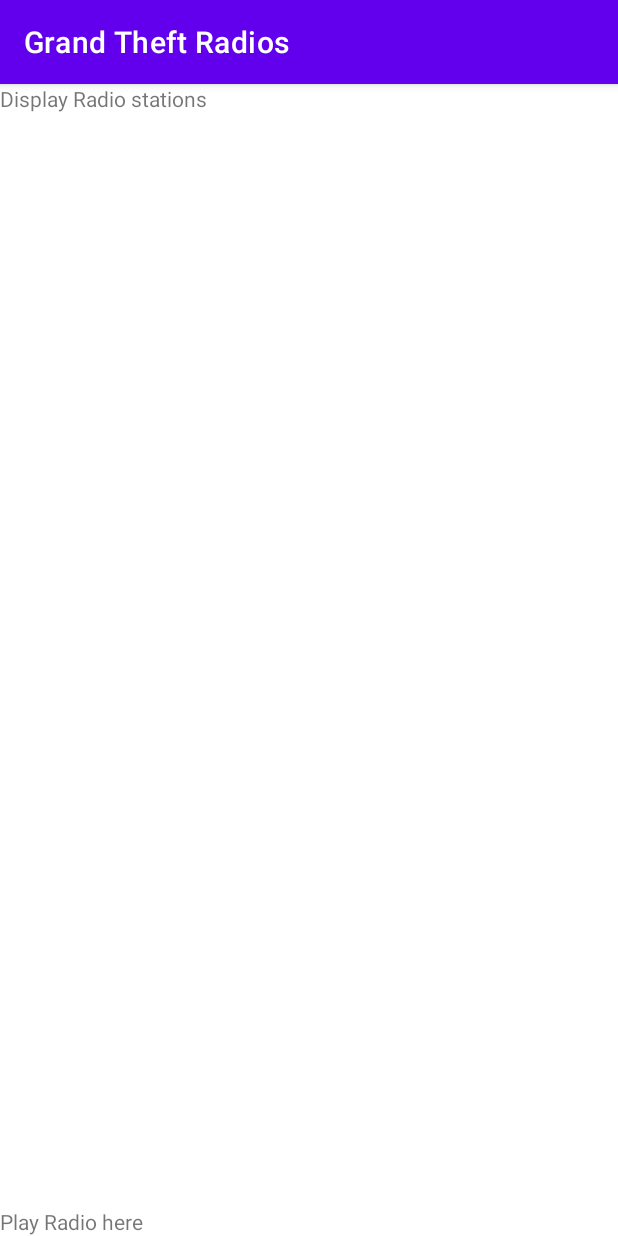
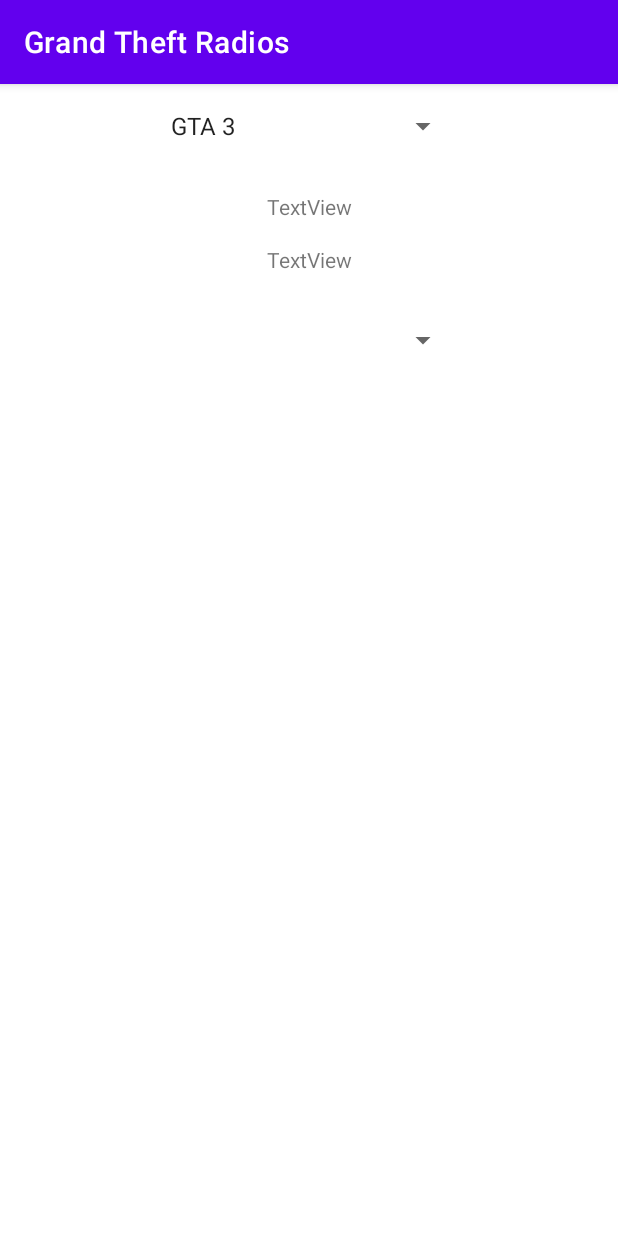
Before and after one commit to Halsey77/Grand-Theft-Radios, an Android app: the screen it shows after launch (MainActivity), on a phone screen of 412 x 824 dp. Run offline under Robolectric (Android 15) with nearby library versions, the phone set to English and light mode, and no system bars.

Commit message:
set game spinner

```diff
--- a/app/src/main/AndroidManifest.xml
+++ b/app/src/main/AndroidManifest.xml
@@ -16,7 +16,6 @@
                 android:exported="true">
             <intent-filter>
                 <action android:name="android.intent.action.MAIN"/>
-
                 <category android:name="android.intent.category.LAUNCHER"/>
             </intent-filter>
         </activity>
--- a/app/src/main/java/com/halsey/grandtheftradios/MainActivity.kt
+++ b/app/src/main/java/com/halsey/grandtheftradios/MainActivity.kt
@@ -2,10 +2,36 @@ package com.halsey.grandtheftradios
 
 import androidx.appcompat.app.AppCompatActivity
 import android.os.Bundle
+import android.widget.ArrayAdapter
+import android.widget.Spinner
+import android.widget.TextView
 
 class MainActivity : AppCompatActivity() {
+
+    private lateinit var gameSpinner: Spinner
+    private lateinit var stationSpinner: Spinner
+    private lateinit var gameText: TextView
+    private lateinit var stationText: TextView
+
     override fun onCreate(savedInstanceState: Bundle?) {
         super.onCreate(savedInstanceState)
         setContentView(R.layout.activity_main)
+        initialize()
+    }
+
+    private fun initialize() {
+        setGameSpinner()
+    }
+
+    private fun setGameSpinner() {
+        gameSpinner = findViewById(R.id.gameSpinner)
+        ArrayAdapter.createFromResource(
+            this,
+            R.array.gta_games,
+            android.R.layout.simple_spinner_item
+        ).also { adapter ->
+            adapter.setDropDownViewResource(android.R.layout.simple_spinner_dropdown_item)
+            gameSpinner.adapter = adapter
+        }
     }
 }
--- a/app/src/main/java/com/halsey/grandtheftradios/fragments/PlayRadioFragment.kt
+++ /dev/null
@@ -1,60 +0,0 @@
-package com.halsey.grandtheftradios.fragments
-
-import android.os.Bundle
-import androidx.fragment.app.Fragment
-import android.view.LayoutInflater
-import android.view.View
-import android.view.ViewGroup
-import com.halsey.grandtheftradios.R
-
-// TODO: Rename parameter arguments, choose names that match
-// the fragment initialization parameters, e.g. ARG_ITEM_NUMBER
-private const val ARG_PARAM1 = "param1"
-private const val ARG_PARAM2 = "param2"
-
-/**
- * A simple [Fragment] subclass.
- * Use the [PlayRadioFragment.newInstance] factory method to
- * create an instance of this fragment.
- */
-class PlayRadioFragment : Fragment() {
-    // TODO: Rename and change types of parameters
-    private var param1: String? = null
-    private var param2: String? = null
-
-    override fun onCreate(savedInstanceState: Bundle?) {
-        super.onCreate(savedInstanceState)
-        arguments?.let {
-            param1 = it.getString(ARG_PARAM1)
-            param2 = it.getString(ARG_PARAM2)
-        }
-    }
-
-    override fun onCreateView(
-        inflater: LayoutInflater, container: ViewGroup?,
-        savedInstanceState: Bundle?
-    ): View? {
-        // Inflate the layout for this fragment
-        return inflater.inflate(R.layout.fragment_play_radio, container, false)
-    }
-
-    companion object {
-        /**
-         * Use this factory method to create a new instance of
-         * this fragment using the provided parameters.
-         *
-         * @param param1 Parameter 1.
-         * @param param2 Parameter 2.
-         * @return A new instance of fragment PlayRadioFragment.
-         */
-        // TODO: Rename and change types and number of parameters
-        @JvmStatic
-        fun newInstance(param1: String, param2: String) =
-            PlayRadioFragment().apply {
-                arguments = Bundle().apply {
-                    putString(ARG_PARAM1, param1)
-                    putString(ARG_PARAM2, param2)
-                }
-            }
-    }
-}
--- a/app/src/main/java/com/halsey/grandtheftradios/fragments/RadiosDisplayFragment.kt
+++ /dev/null
@@ -1,60 +0,0 @@
-package com.halsey.grandtheftradios.fragments
-
-import android.os.Bundle
-import androidx.fragment.app.Fragment
-import android.view.LayoutInflater
-import android.view.View
-import android.view.ViewGroup
-import com.halsey.grandtheftradios.R
-
-// TODO: Rename parameter arguments, choose names that match
-// the fragment initialization parameters, e.g. ARG_ITEM_NUMBER
-private const val ARG_PARAM1 = "param1"
-private const val ARG_PARAM2 = "param2"
-
-/**
- * A simple [Fragment] subclass.
- * Use the [RadiosDisplayFragment.newInstance] factory method to
- * create an instance of this fragment.
- */
-class RadiosDisplayFragment : Fragment() {
-    // TODO: Rename and change types of parameters
-    private var param1: String? = null
-    private var param2: String? = null
-
-    override fun onCreate(savedInstanceState: Bundle?) {
-        super.onCreate(savedInstanceState)
-        arguments?.let {
-            param1 = it.getString(ARG_PARAM1)
-            param2 = it.getString(ARG_PARAM2)
-        }
-    }
-
-    override fun onCreateView(
-        inflater: LayoutInflater, container: ViewGroup?,
-        savedInstanceState: Bundle?
-    ): View? {
-        // Inflate the layout for this fragment
-        return inflater.inflate(R.layout.fragment_radios_display, container, false)
-    }
-
-    companion object {
-        /**
-         * Use this factory method to create a new instance of
-         * this fragment using the provided parameters.
-         *
-         * @param param1 Parameter 1.
-         * @param param2 Parameter 2.
-         * @return A new instance of fragment RadiosDisplayFragment.
-         */
-        // TODO: Rename and change types and number of parameters
-        @JvmStatic
-        fun newInstance(param1: String, param2: String) =
-            RadiosDisplayFragment().apply {
-                arguments = Bundle().apply {
-                    putString(ARG_PARAM1, param1)
-                    putString(ARG_PARAM2, param2)
-                }
-            }
-    }
-}
--- a/app/src/main/res/layout/activity_main.xml
+++ b/app/src/main/res/layout/activity_main.xml
@@ -6,25 +6,28 @@
         android:layout_width="match_parent"
         android:layout_height="match_parent"
         tools:context=".MainActivity">
-
-    <fragment
-            android:layout_width="match_parent"
-            android:layout_height="match_parent"
-            android:id="@+id/radiosDisplayFragment"
-            android:name="com.halsey.grandtheftradios.fragments.RadiosDisplayFragment"
-            app:layout_constraintStart_toStartOf="parent"
-            app:layout_constraintEnd_toEndOf="parent"
-            app:layout_constraintTop_toTopOf="parent"
-    />
-
-    <fragment
-            android:id="@+id/radioPlayerFragment"
-            android:name="com.halsey.grandtheftradios.fragments.PlayRadioFragment"
-            android:layout_width="match_parent"
-            android:layout_height="wrap_content"
-            app:layout_constraintBottom_toBottomOf="parent"
-            app:layout_constraintEnd_toEndOf="parent"
-            app:layout_constraintStart_toStartOf="parent"
-    />
-
+    <Spinner
+            android:layout_width="200dp"
+            android:layout_height="wrap_content" android:id="@+id/gameSpinner"
+            app:layout_constraintTop_toTopOf="parent" app:layout_constraintStart_toStartOf="parent"
+            app:layout_constraintEnd_toEndOf="parent" android:layout_marginTop="16dp"/>
+    <TextView
+            android:text="TextView"
+            android:layout_width="wrap_content"
+            android:layout_height="wrap_content" android:id="@+id/gameText"
+            app:layout_constraintTop_toBottomOf="@+id/gameSpinner"
+            android:layout_marginTop="32dp"
+            app:layout_constraintEnd_toEndOf="parent" app:layout_constraintStart_toStartOf="parent"/>
+    <TextView
+            android:text="TextView"
+            android:layout_width="wrap_content"
+            android:layout_height="wrap_content" android:id="@+id/stationText"
+            app:layout_constraintTop_toBottomOf="@+id/gameText"
+            android:layout_marginTop="16dp" app:layout_constraintEnd_toEndOf="parent"
+            app:layout_constraintStart_toStartOf="parent"/>
+    <Spinner
+            android:layout_width="200dp"
+            android:layout_height="wrap_content" android:id="@+id/stationSpinner"
+            app:layout_constraintTop_toBottomOf="@+id/stationText" android:layout_marginTop="32dp"
+            app:layout_constraintStart_toStartOf="parent" app:layout_constraintEnd_toEndOf="parent"/>
 </androidx.constraintlayout.widget.ConstraintLayout>
--- a/app/src/main/res/layout/fragment_play_radio.xml
+++ /dev/null
@@ -1,14 +0,0 @@
-<?xml version="1.0" encoding="utf-8"?>
-<FrameLayout xmlns:android="http://schemas.android.com/apk/res/android"
-             xmlns:tools="http://schemas.android.com/tools"
-             android:layout_width="match_parent"
-             android:layout_height="match_parent"
-             tools:context=".fragments.PlayRadioFragment">
-
-    <!-- TODO: Update blank fragment layout -->
-    <TextView
-            android:layout_width="match_parent"
-            android:layout_height="match_parent"
-            android:text="Play Radio here"/>
-
-</FrameLayout>
--- a/app/src/main/res/layout/fragment_radios_display.xml
+++ /dev/null
@@ -1,14 +0,0 @@
-<?xml version="1.0" encoding="utf-8"?>
-<FrameLayout xmlns:android="http://schemas.android.com/apk/res/android"
-             xmlns:tools="http://schemas.android.com/tools"
-             android:layout_width="match_parent"
-             android:layout_height="match_parent"
-             tools:context=".fragments.RadiosDisplayFragment">
-
-    <!-- TODO: Update blank fragment layout -->
-    <TextView
-            android:layout_width="match_parent"
-            android:layout_height="match_parent"
-            android:text="Display Radio stations"/>
-
-</FrameLayout>
--- /dev/null
+++ b/app/src/main/res/values/gta_games.xml
@@ -0,0 +1,10 @@
+<?xml version="1.0" encoding="utf-8"?>
+<resources>
+    <string-array name="gta_games">
+        <item>GTA 3</item>
+        <item>GTA Vice City</item>
+        <item>GTA San Andreas</item>
+        <item>GTA 4</item>
+        <item>GTA 5</item>
+    </string-array>
+</resources>
```
